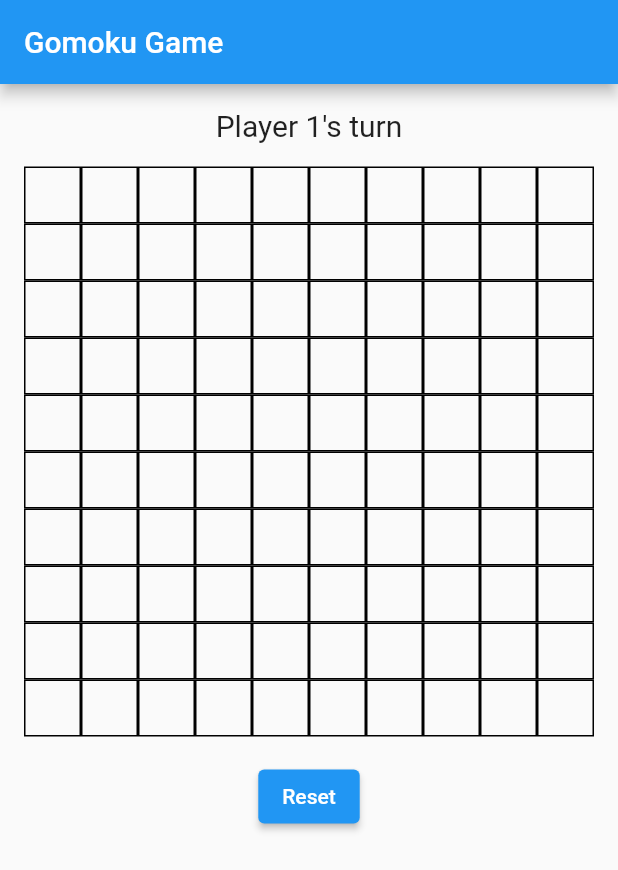
After one commit to dathore/da, a Flutter app: the screen it shows after launch, after a tap on "Reset", on a phone screen of 412 x 824 dp. The commit adds this screen. Shown: the top 870 px of the screen. Run offline on Flutter 3.47's test engine with Material 2 defaults, Android fonts, the phone set to English and light mode, and no system bars; our stand-ins replace flutter_otp_text_field, hexcolor, logger; network calls fail.

Commit message:
addGomokuGame

```diff
--- /dev/null
+++ b/lib/home.dart
@@ -0,0 +1,238 @@
+import 'dart:math';
+
+import 'package:flutter/material.dart';
+import 'package:logger/logger.dart';
+
+void main() {
+  runApp(GomokuGame());
+}
+
+class GomokuGame extends StatelessWidget {
+  @override
+  Widget build(BuildContext context) {
+    return MaterialApp(
+      title: 'Gomoku Game',
+      home: GomokuBoard(),
+    );
+  }
+}
+
+class GomokuBoard extends StatefulWidget {
+  @override
+  _GomokuBoardState createState() => _GomokuBoardState();
+}
+
+class _GomokuBoardState extends State<GomokuBoard> {
+  late List<List<int>> board;
+  late int currentPlayer;
+  late bool isGameOver;
+  final Logger logger = Logger();
+  String winMessage = '';
+
+  @override
+  void initState() {
+    super.initState();
+    // Initialize the board
+    board = List.generate(15, (index) => List<int>.filled(15, 0));
+    currentPlayer = 1;
+    isGameOver = false;
+  }
+
+  void makeMove(int row, int col) {
+    if (board[row][col] == 0 && !isGameOver) {
+      setState(() {
+        board[row][col] = currentPlayer;
+        checkWinCondition(row, col);
+        currentPlayer = currentPlayer == 1 ? 2 : 1;
+      });
+    }
+  }
+
+  void checkWinCondition(int row, int col) {
+    // Check for horizontal win
+    int count = 1;
+    for (int i = col - 1; i >= 0; i--) {
+      if (board[row][i] == currentPlayer) {
+        count++;
+      } else {
+        break;
+      }
+    }
+    for (int i = col + 1; i < 15; i++) {
+      if (board[row][i] == currentPlayer) {
+        count++;
+      } else {
+        break;
+      }
+    }
+    if (count >= 5) {
+      setState(() {
+        isGameOver = true;
+        winMessage = 'Player $currentPlayer wins horizontally!';
+      });
+
+      return;
+    }
+
+    // Check for vertical win
+    count = 1;
+    for (int i = row - 1; i >= 0; i--) {
+      if (board[i][col] == currentPlayer) {
+        count++;
+      } else {
+        break;
+      }
+    }
+    for (int i = row + 1; i < 15; i++) {
+      if (board[i][col] == currentPlayer) {
+        count++;
+      } else {
+        break;
+      }
+    }
+    if (count >= 5) {
+      setState(() {
+        isGameOver = true;
+      });
+      winMessage = 'Player $currentPlayer wins vertically!';
+      return;
+    }
+
+    // Check for diagonal win (top-left to bottom-right)
+    count = 1;
+    for (int i = 1; row - i >= 0 && col - i >= 0; i++) {
+      if (board[row - i][col - i] == currentPlayer) {
+        count++;
+      } else {
+        break;
+      }
+    }
+    for (int i = 1; row + i < 15 && col + i < 15; i++) {
+      if (board[row + i][col + i] == currentPlayer) {
+        count++;
+      } else {
+        break;
+      }
+    }
+    if (count >= 5) {
+      setState(() {
+        isGameOver = true;
+      });
+      winMessage =
+          'Player $currentPlayer wins diagonally (top-left to bottom-right)!';
+
+      return;
+    }
+
+    // Check for diagonal win (top-right to bottom-left)
+    count = 1;
+    for (int i = 1; row - i >= 0 && col + i < 15; i++) {
+      if (board[row - i][col + i] == currentPlayer) {
+        count++;
+      } else {
+        break;
+      }
+    }
+    for (int i = 1; row + i < 15 && col - i >= 0; i++) {
+      if (board[row + i][col - i] == currentPlayer) {
+        count++;
+      } else {
+        break;
+      }
+    }
+    if (count >= 5) {
+      setState(() {
+        isGameOver = true;
+      });
+      winMessage =
+          'Player $currentPlayer wins diagonally (top-right to bottom-left)!';
+      return;
+    }
+  }
+
+  @override
+  Widget build(BuildContext context) {
+    return Scaffold(
+      appBar: AppBar(
+        title: Text('Gomoku Game'),
+      ),
+      body: SingleChildScrollView(
+        child: Container(
+          margin: EdgeInsets.all(16.0),
+          child: Column(
+            children: [
+              Text(
+                'Player $currentPlayer\'s turn',
+                style: TextStyle(fontSize: 20),
+              ),
+              SizedBox(height: 16.0),
+              LayoutBuilder(
+                builder: (context, constraints) {
+                  final boardSize = constraints.maxWidth /
+                      10; // Assuming 10 cells on each row
+
+                  return GridView.builder(
+                    shrinkWrap: true,
+                    physics: NeverScrollableScrollPhysics(),
+                    itemCount: 100, // Assuming a 10x10 grid
+                    gridDelegate: SliverGridDelegateWithFixedCrossAxisCount(
+                      crossAxisCount:
+                          10, // Adjust the number of columns as needed
+                      childAspectRatio: 1,
+                    ),
+                    itemBuilder: (BuildContext context, int index) {
+                      int row =
+                          index ~/ 10; // Adjust the number of columns as needed
+                      int col =
+                          index % 10; // Adjust the number of columns as needed
+                      return GestureDetector(
+                        onTap: () {
+                          makeMove(row, col);
+                        },
+                        child: Container(
+                          decoration: BoxDecoration(
+                            border: Border.all(color: Colors.black),
+                          ),
+                          child: Center(
+                            child: board[row][col] == 0
+                                ? null
+                                : Icon(
+                                    board[row][col] == 1
+                                        ? Icons.circle
+                                        : Icons.close,
+                                    size: boardSize *
+                                        0.8, // Adjust the size as needed
+                                  ),
+                          ),
+                        ),
+                      );
+                    },
+                  );
+                },
+              ),
+              SizedBox(height: 16.0),
+              if (isGameOver)
+                Text(
+                  winMessage,
+                  style: TextStyle(fontSize: 20.0, fontWeight: FontWeight.bold),
+                ),
+              ElevatedButton(
+                onPressed: () {
+                  setState(() {
+                    // Reset game logic here
+                    // Clear the board
+                    board =
+                        List.generate(15, (index) => List<int>.filled(15, 0));
+                    currentPlayer = 1;
+                    isGameOver = false;
+                  });
+                },
+                child: Text('Reset'),
+              ),
+            ],
+          ),
+        ),
+      ),
+    );
+  }
+}
--- a/lib/main.dart
+++ b/lib/main.dart
@@ -1,5 +1,6 @@
 import 'package:flutter/material.dart';
 import 'package:hexcolor/hexcolor.dart';
+import 'package:myloginapp/home.dart';
 import 'login.dart';
 
 void main() {
@@ -20,7 +21,7 @@ class MyApp extends StatelessWidget {
         textTheme: Typography(platform: TargetPlatform.iOS).white,
       ),
       debugShowCheckedModeBanner: false,
-      home: const Login(),
+      home: GomokuGame(),
     );
   }
 }
--- a/pubspec.yaml
+++ b/pubspec.yaml
@@ -35,6 +35,8 @@ dependencies:
   cupertino_icons: ^1.0.2
   hexcolor: ^2.0.6
   flutter_otp_text_field: ^1.0.0
+  logger: ^1.0.0
+  http: ^0.13.3
 dev_dependencies:
   flutter_test:
     sdk: flutter
```
Also changed, not shown: lib/login.dart (+58 -11 lines), assets/fonts/NotoSans-Bold.ttf (added), assets/fonts/NotoSans-BoldItalic.ttf (added), assets/fonts/NotoSans-Italic.ttf (added), assets/fonts/NotoSans-Regular.ttf (added), assets/fonts/NotoSansLao-VariableFont_wdth,wght.ttf (added), pubspec.lock.
